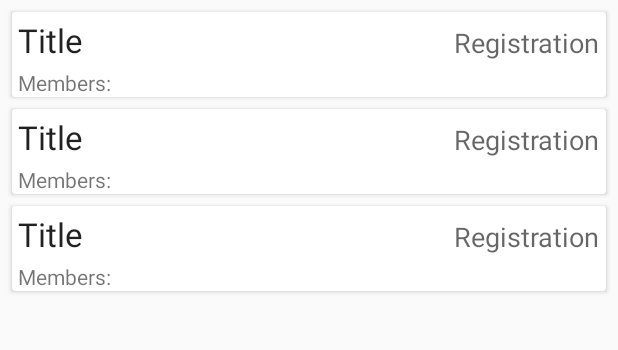
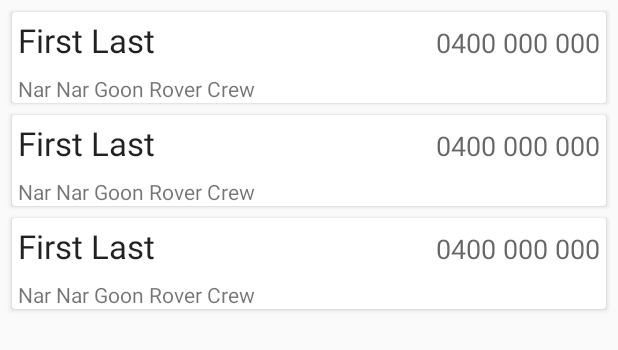
Before and after one commit to NormanhurstRoverCrew/mmt-app-event, an Android app: the layout fragment_tickets.xml on its own in the app's theme, with its tools: preview values and no code run, on a phone screen of 412 x 824 dp. Shown: the top 350 px of the screen. Run offline under Robolectric (Android 15) with nearby library versions, the light colour scheme and no system bars.

Commit message:
Trying to pull Ticket data out of the api

```diff
--- a/app/src/main/java/com/normorovers/mmt/app/event/mmtevent/api/Api.kt
+++ b/app/src/main/java/com/normorovers/mmt/app/event/mmtevent/api/Api.kt
@@ -33,7 +33,7 @@ class Api(private val application: Application) {
             val httpClient = httpClientBuilder.build()
 
             val retrofit = Retrofit.Builder()
-                    .baseUrl("http://10.46.36.6:8082/api/")
+                    .baseUrl("http://192.168.0.10:8082/api/")
                     .addConverterFactory(GsonConverterFactory.create())
                     .client(httpClient)
                     .build()
--- a/app/src/main/java/com/normorovers/mmt/app/event/mmtevent/db/AppDatabase.kt
+++ b/app/src/main/java/com/normorovers/mmt/app/event/mmtevent/db/AppDatabase.kt
@@ -5,7 +5,7 @@ import androidx.room.Database
 import androidx.room.Room
 import androidx.room.RoomDatabase
 
-@Database(entities = arrayOf(Team::class, Ticket::class), exportSchema = false, version = 2)
+@Database(entities = arrayOf(Team::class, Ticket::class), exportSchema = false, version = 3)
 abstract class AppDatabase : RoomDatabase() {
     companion object : SingletonHolder<AppDatabase, Context>({
         Room.databaseBuilder(it, AppDatabase::class.java, "mmt19_develpment.db")
--- a/app/src/main/java/com/normorovers/mmt/app/event/mmtevent/db/Team.kt
+++ b/app/src/main/java/com/normorovers/mmt/app/event/mmtevent/db/Team.kt
@@ -7,8 +7,9 @@ import androidx.room.PrimaryKey
 @Entity(tableName = "teams")
 class Team(
         @PrimaryKey(autoGenerate = false) @ColumnInfo(name = "uid") var uid: String,
-        @ColumnInfo(name = "name") var name: String,
-        @ColumnInfo(name = "registration") var registration: String
+        val id: Int,
+        var name: String,
+        var registration: String
 ) {
     override fun toString(): String {
         return "$uid name: $name, registration: $registration"
--- a/app/src/main/java/com/normorovers/mmt/app/event/mmtevent/db/TeamDao.kt
+++ b/app/src/main/java/com/normorovers/mmt/app/event/mmtevent/db/TeamDao.kt
@@ -22,4 +22,7 @@ interface TeamDao {
 
     @Query("SELECT * FROM teams ORDER BY uid DESC")
     fun getOnlyAll(): List<Team>
+
+    @Query("SELECT * FROM teams ORDER BY uid DESC")
+    fun loadTeamsWithTickets(): List<TeamTickets>
 }
--- a/app/src/main/java/com/normorovers/mmt/app/event/mmtevent/db/Ticket.kt
+++ b/app/src/main/java/com/normorovers/mmt/app/event/mmtevent/db/Ticket.kt
@@ -7,9 +7,11 @@ import androidx.room.PrimaryKey
 @Entity(tableName = "tickets")
 class Ticket(
         @PrimaryKey(autoGenerate = false) val uid: String,
-        @Embedded val user: User) {
+        val teamId: Int,
+        @Embedded val user: User
+) {
 
     override fun toString(): String {
-        return "uid: $uid, user: {$user}"
+        return "uid: $uid, team id: ${teamId}, user: {$user}"
     }
 }
--- a/app/src/main/res/layout/content_edit_team.xml
+++ b/app/src/main/res/layout/content_edit_team.xml
@@ -20,6 +20,7 @@
         android:ellipsize="end"
         app:layout_constraintEnd_toStartOf="@+id/team_registration"
         app:layout_constraintStart_toStartOf="parent"
+        android:text="Team Name"
         app:layout_constraintTop_toTopOf="parent" />
 
     <TextView
@@ -30,6 +31,7 @@
         android:layout_marginEnd="8dp"
         android:textAppearance="@style/TextAppearance.AppCompat.Medium"
         app:layout_constraintEnd_toEndOf="parent"
+        android:text="BRU0HH"
         app:layout_constraintTop_toTopOf="parent" />
 
     <fragment
--- a/app/src/main/res/layout/fragment_tickets.xml
+++ b/app/src/main/res/layout/fragment_tickets.xml
@@ -14,7 +14,7 @@
             android:id="@+id/recycler_view"
             android:layout_width="match_parent"
             android:layout_height="match_parent"
-            tools:listitem="@layout/team_item" />
+            tools:listitem="@layout/ticket_item" />
 
     </androidx.swiperefreshlayout.widget.SwipeRefreshLayout>
 
--- a/app/src/main/res/layout/team_item.xml
+++ b/app/src/main/res/layout/ticket_item.xml
@@ -11,37 +11,38 @@
         android:layout_height="wrap_content">
 
         <TextView
-            android:id="@+id/registration"
+            android:id="@+id/ticket_mobile"
             android:layout_width="wrap_content"
             android:layout_height="wrap_content"
             android:layout_alignParentEnd="true"
             android:layout_marginTop="8dp"
             android:layout_marginEnd="4dp"
+            android:maxLength="14"
             android:maxLines="1"
-            android:text="@string/placeholder_registration"
+            android:text="@string/placeholder_ticket_mobile"
             android:textAppearance="@style/TextAppearance.AppCompat.Medium" />
 
         <TextView
-            android:id="@+id/title"
+            android:id="@+id/ticket_name"
             android:layout_width="wrap_content"
             android:layout_height="wrap_content"
             android:layout_alignParentStart="true"
             android:layout_marginStart="4dp"
             android:layout_marginTop="4dp"
-            android:layout_toStartOf="@+id/registration"
+            android:layout_toStartOf="@+id/ticket_mobile"
             android:ellipsize="end"
-            android:maxLines="1"
-            android:text="@string/placeholder_title"
+            android:maxLines="2"
+            android:text="@string/placeholder_ticket_name"
             android:textAppearance="@style/TextAppearance.AppCompat.Large" />
 
         <TextView
-            android:id="@+id/description"
+            android:id="@+id/ticket_crew"
             android:layout_width="wrap_content"
             android:layout_height="wrap_content"
-            android:layout_below="@id/title"
+            android:layout_below="@id/ticket_name"
             android:layout_marginStart="4dp"
-            android:layout_marginTop="4dp"
-            android:text="@string/placeholder_members" />
+            android:layout_marginTop="8dp"
+            android:text="@string/placeholder_ticket_crew" />
 
 
     </RelativeLayout>
--- a/app/src/main/res/values/strings.xml
+++ b/app/src/main/res/values/strings.xml
@@ -25,4 +25,7 @@
     <string name="logout">Logout</string>
     <string name="title_activity_edit">EditTeamActivity</string>
     <string name="title_activity_edit_team">Edit Team</string>
+    <string name="placeholder_ticket_name">First Last</string>
+    <string name="placeholder_ticket_mobile">0400 000 000</string>
+    <string name="placeholder_ticket_crew">Nar Nar Goon Rover Crew</string>
 </resources>
```
Also changed, not shown: app/src/main/java/com/normorovers/mmt/app/event/mmtevent/db/TeamTickets.kt (added, +11 -0 lines).
